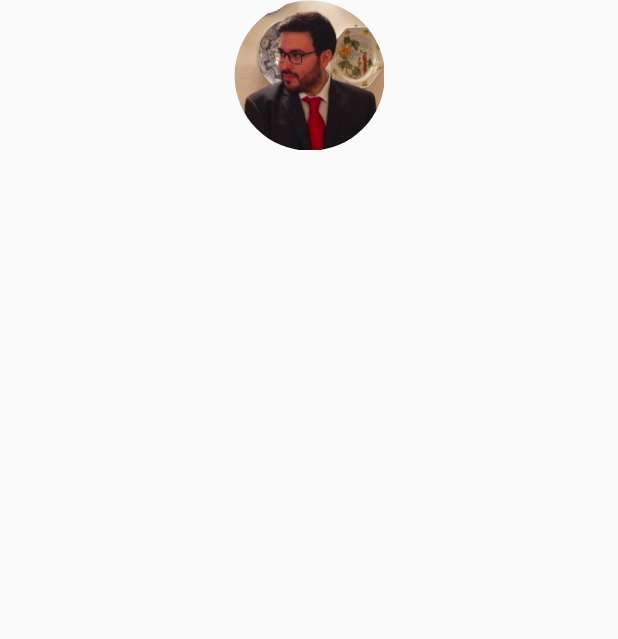
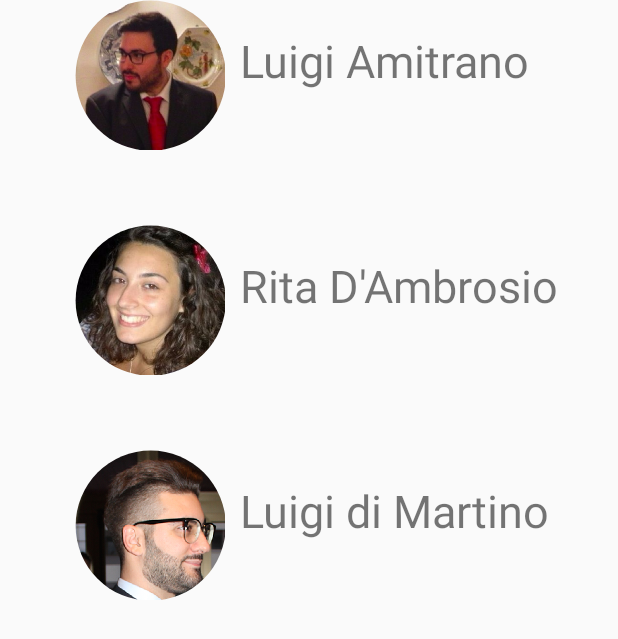
Before and after one commit to ritdamb/gad, an Android app: the layout fragtest.xml on its own in the app's theme, with its tools: preview values and no code run, on a phone screen of 412 x 824 dp. Shown: the top 639 px of the screen. Run offline under Robolectric (Android 15) with nearby library versions, the phone set to English and light mode, and no system bars.

Commit message:
Conclusione Fragment per i Credits e aggiunta foto mia e foto di rita, con i nomi.

```diff
--- a/app/src/main/res/layout/fragtest.xml
+++ b/app/src/main/res/layout/fragtest.xml
@@ -3,10 +3,82 @@
     android:orientation="vertical" android:layout_width="match_parent"
     android:layout_height="match_parent">
 
-    <it.unisa.gad.seriestracker.util.RoundedImageView
-        android:layout_width="100dp"
-        android:layout_height="100dp"
-        android:src="@drawable/luigi"
-        android:layout_gravity="center"
-             />
+    <LinearLayout
+        android:layout_width="wrap_content"
+        android:layout_height="wrap_content"
+        android:orientation="horizontal">
+
+        <it.unisa.gad.seriestracker.util.RoundedImageView
+            android:layout_width="100dp"
+            android:layout_height="100dp"
+            android:src="@drawable/luigi"
+            android:layout_gravity="left"
+            android:layout_marginLeft="50dp"
+            android:layout_marginTop="50dp"
+            />
+
+        <TextView
+            android:layout_width="match_parent"
+            android:layout_height="match_parent"
+            android:text="Luigi Amitrano"
+            android:textSize="30dp"
+            android:layout_marginTop="20dp"
+            android:layout_marginLeft="10dp"/>
+
+
+    </LinearLayout>
+
+    <LinearLayout
+        android:layout_width="wrap_content"
+        android:layout_height="wrap_content"
+        android:orientation="horizontal">
+
+        <it.unisa.gad.seriestracker.util.RoundedImageView
+            android:layout_width="100dp"
+            android:layout_height="100dp"
+            android:src="@drawable/rita"
+            android:layout_gravity="left"
+            android:layout_marginLeft="50dp"
+            android:layout_marginTop="50dp"
+            />
+
+        <TextView
+            android:layout_width="match_parent"
+            android:layout_height="match_parent"
+            android:text="Rita D'Ambrosio"
+            android:textSize="30dp"
+            android:layout_marginTop="20dp"
+            android:layout_marginLeft="10dp"/>
+
+
+    </LinearLayout>
+
+    <LinearLayout
+        android:layout_width="wrap_content"
+        android:layout_height="wrap_content"
+        android:orientation="horizontal">
+
+        <it.unisa.gad.seriestracker.util.RoundedImageView
+            android:layout_width="100dp"
+            android:layout_height="100dp"
+            android:src="@drawable/ludi"
+            android:layout_gravity="left"
+            android:adjustViewBounds="true"
+            android:layout_centerInParent="true"
+            android:layout_marginLeft="50dp"
+            android:layout_marginTop="50dp"
+            android:scaleType="centerCrop"
+            />
+
+        <TextView
+            android:layout_width="match_parent"
+            android:layout_height="match_parent"
+            android:text="Luigi di Martino"
+            android:textSize="30dp"
+            android:layout_marginTop="20dp"
+            android:layout_marginLeft="10dp"/>
+
+
+    </LinearLayout>
+
 </LinearLayout>
```
Also changed, not shown: app/src/main/res/drawable/ludi.png (added), app/src/main/res/drawable/rita.jpg (added).
